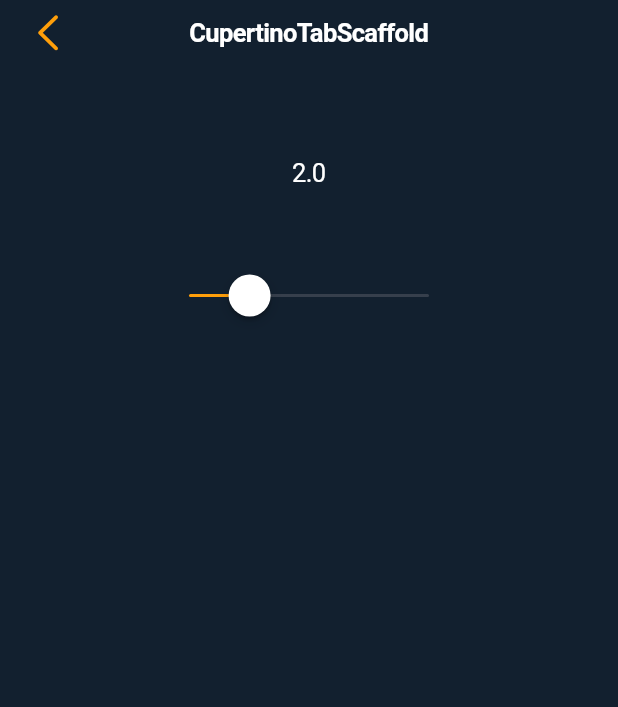
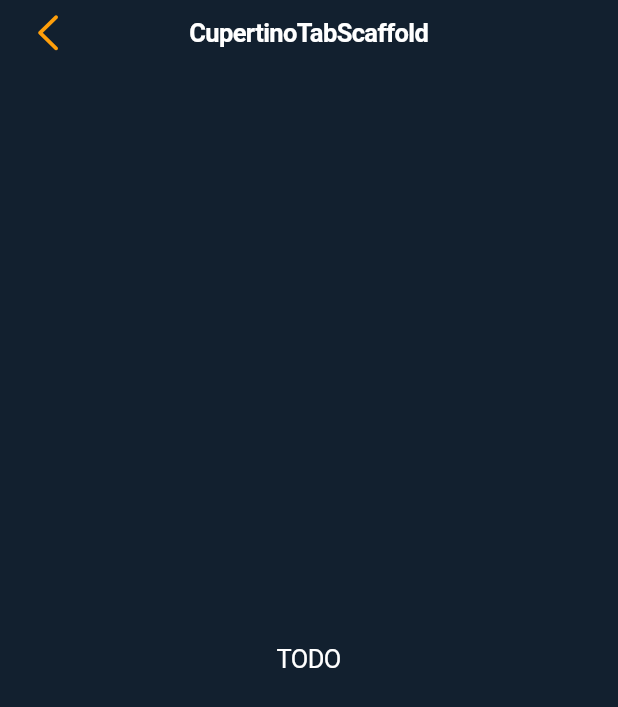
Before and after one commit to prostakov/flutter-testing, a Flutter app: the Cupertino18TabScaffoldScreen screen opened by its route, on a phone screen of 412 x 824 dp. Shown: the top 707 px of the screen. Run offline on Flutter 3.47's test engine with Material 2 defaults, Android fonts, the phone set to English and light mode, and no system bars; our stand-ins replace carousel_slider, flutter_bloc, flutter_phoenix, flutter_rating_bar, google_maps_flutter, image_picker and 4 more; missing offline and left inert: devicelocale, grouped_buttons; accounts and stored records are empty.

Commit message:
Revert cupertino18TabScaffoldScreen.dart

```diff
--- a/cupertino_test/lib/screens/cupertino18TabScaffoldScreen.dart
+++ b/cupertino_test/lib/screens/cupertino18TabScaffoldScreen.dart
@@ -7,29 +7,11 @@ class Cupertino18TabScaffoldScreen extends StatefulWidget {
 }
 
 class _Cupertino18TabScaffoldScreenState extends State<Cupertino18TabScaffoldScreen> {
-  double _currentValue = 2;
-
   @override
   Widget build(BuildContext context) {
     return CupertinoPageScaffold(
       navigationBar: DefaultHeader(title: 'CupertinoTabScaffold'),
-      child: SizedBox(
-        width: double.infinity,
-        child: Column(
-          children: [
-            const SizedBox(height: 50),
-            Text('${_currentValue}'),
-            const SizedBox(height: 50),
-            CupertinoSlider(
-              value: _currentValue,
-              min: 0,
-              max: 10,
-              divisions: 10,
-              onChanged: (value) => setState(() => _currentValue = value),
-            )
-          ],
-        ),
-      ),
+      child: Center(child: Text('TODO')),
     );
   }
 }
```
